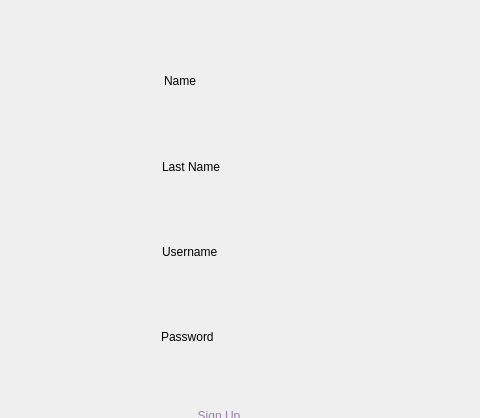
Amirrezach1383/uiap-final-project, file ToDo/signuppanel.ui: the form before one commit; both pictures show x 284 to 764 and y 107 to 525 of the 1000 by 670 pixel window.
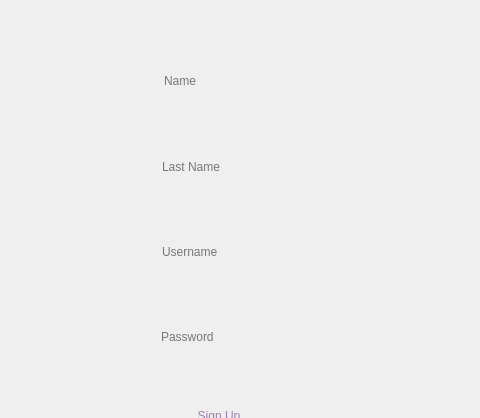
The form after the commit. Icons and pictures are not drawn.

The edit to the form file:
```diff
--- a/ToDo/signuppanel.ui
+++ b/ToDo/signuppanel.ui
@@ -66,6 +66,9 @@
      </rect>
     </property>
     <property name="text">
+     <string/>
+    </property>
+    <property name="placeholderText">
      <string>Name</string>
     </property>
    </widget>
@@ -79,6 +82,9 @@
      </rect>
     </property>
     <property name="text">
+     <string/>
+    </property>
+    <property name="placeholderText">
      <string>Last Name</string>
     </property>
    </widget>
@@ -92,6 +98,9 @@
      </rect>
     </property>
     <property name="text">
+     <string/>
+    </property>
+    <property name="placeholderText">
      <string>Username</string>
     </property>
    </widget>
@@ -105,6 +114,9 @@
      </rect>
     </property>
     <property name="text">
+     <string/>
+    </property>
+    <property name="placeholderText">
      <string>Password</string>
     </property>
    </widget>
```
Left out of the diff: 6 changed lines with no effect on the pictures.
